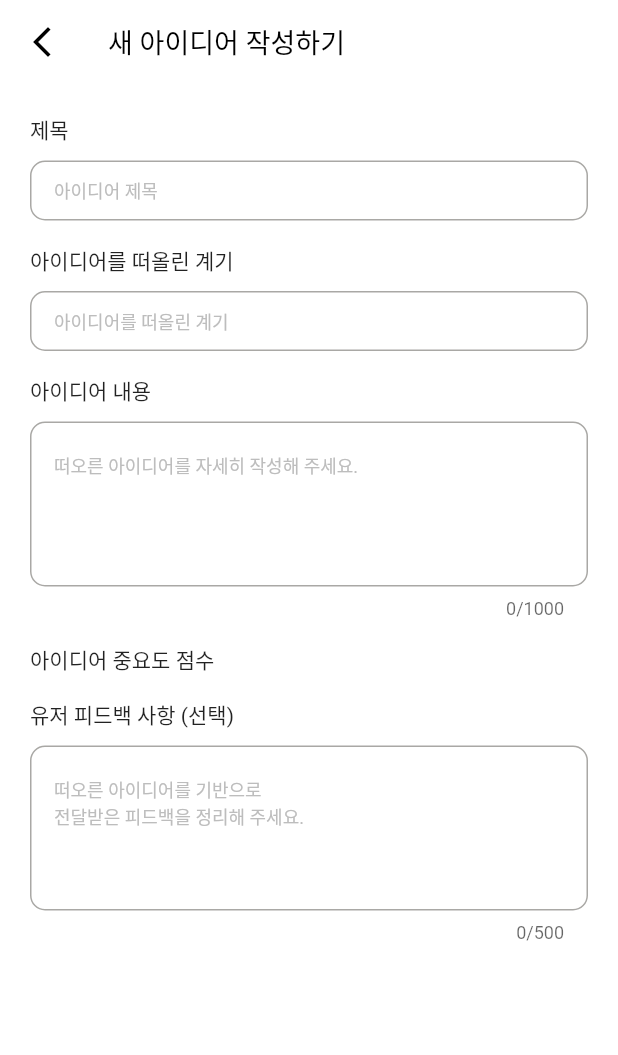
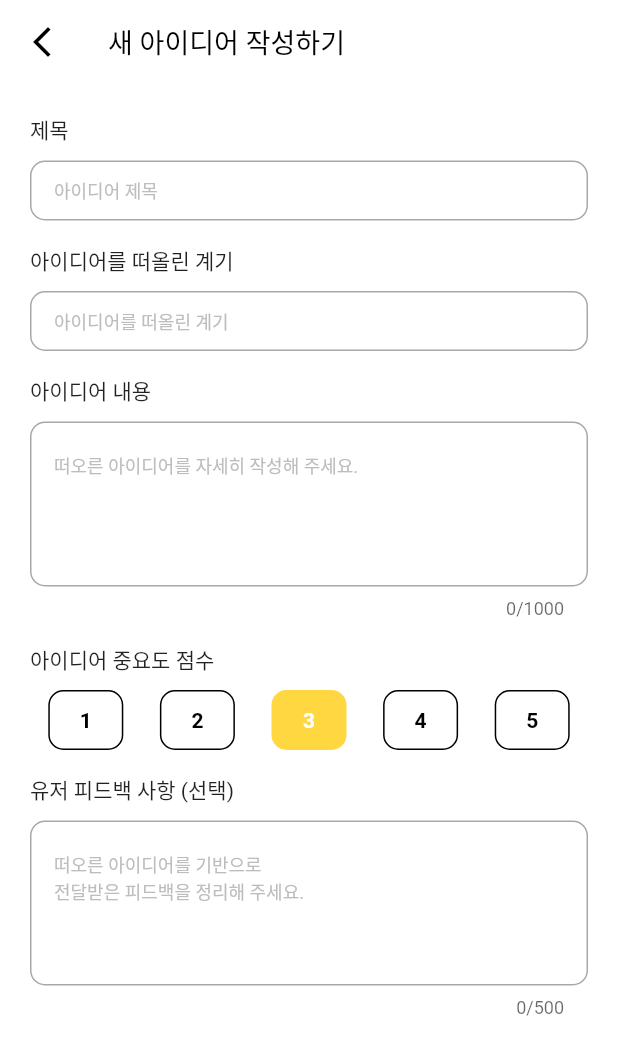
Before and after one commit to academy3746/idea_note5, a Flutter app: the EditScreen screen opened by its route, on a phone screen of 412 x 824 dp. Shown: the top 1055 px of the screen. Run offline on Flutter 3.47's test engine with Material 3 defaults, Android fonts, the phone set to English and light mode, and no system bars; our stand-ins replace flutter_rating_bar, fluttertoast, font_awesome_flutter, sqflite; accounts and stored records are empty.

Commit message:
아이디어 작성 화면...3

```diff
--- a/lib/features/edit_screen/edit_screen.dart
+++ b/lib/features/edit_screen/edit_screen.dart
@@ -2,6 +2,7 @@ import 'package:flutter/material.dart';
 import 'package:idea_note5/common/constants/gaps.dart';
 import 'package:idea_note5/common/constants/sizes.dart';
 import 'package:idea_note5/data/idea_info.dart';
+import 'package:idea_note5/features/edit_screen/widgets/score_selector.dart';
 import 'package:idea_note5/features/edit_screen/widgets/text_field_controller.dart';
 
 class EditScreen extends StatefulWidget {
@@ -24,6 +25,25 @@ class _EditScreenState extends State<EditScreen> {
   final TextEditingController _motiveController = TextEditingController();
   final TextEditingController _contentController = TextEditingController();
   final TextEditingController _feedbackController = TextEditingController();
+
+  /// 아이디어 중요도 점수 Bool 초기화
+  bool clicked01 = false;
+  bool clicked02 = false;
+  bool clicked03 = true;
+  bool clicked04 = false;
+  bool clicked05 = false;
+
+  /// 아이디어 중요도 점수 Integer 초기화
+  int score = 3;
+
+  /// 아이디어 중요도 점수 Bool 초기화
+  void _initClickedStatus() {
+    clicked01 = false;
+    clicked02 = false;
+    clicked03 = false;
+    clicked04 = false;
+    clicked05 = false;
+  }
 
   /// Soft Keyboard 비활성화
   void _keyboardUnfocus() {
@@ -58,9 +78,8 @@ class _EditScreenState extends State<EditScreen> {
       body: GestureDetector(
         onTap: _keyboardUnfocus,
         child: SingleChildScrollView(
-          physics: const NeverScrollableScrollPhysics(),
+          physics: const ClampingScrollPhysics(),
           scrollDirection: Axis.vertical,
-          keyboardDismissBehavior: ScrollViewKeyboardDismissBehavior.onDrag,
           child: Container(
             margin: const EdgeInsets.all(Sizes.size20),
             child: Column(
@@ -104,7 +123,81 @@ class _EditScreenState extends State<EditScreen> {
 
                 /// importance
                 const Text('아이디어 중요도 점수'),
+                Row(
+                  mainAxisAlignment: MainAxisAlignment.spaceAround,
+                  children: [
+                    GestureDetector(
+                      onTap: () {
+                        _initClickedStatus();
 
+                        setState(() {
+                          score = 1;
+                          clicked01 = true;
+                        });
+                      },
+                      child: ScoreSelector(
+                        score: 1,
+                        clicked: clicked01,
+                      ),
+                    ),
+                    GestureDetector(
+                      onTap: () {
+                        _initClickedStatus();
+
+                        setState(() {
+                          score = 2;
+                          clicked02 = true;
+                        });
+                      },
+                      child: ScoreSelector(
+                        score: 2,
+                        clicked: clicked02,
+                      ),
+                    ),
+                    GestureDetector(
+                      onTap: () {
+                        _initClickedStatus();
+
+                        setState(() {
+                          score = 3;
+                          clicked03 = true;
+                        });
+                      },
+                      child: ScoreSelector(
+                        score: 3,
+                        clicked: clicked03,
+                      ),
+                    ),
+                    GestureDetector(
+                      onTap: () {
+                        _initClickedStatus();
+
+                        setState(() {
+                          score = 4;
+                          clicked04 = true;
+                        });
+                      },
+                      child: ScoreSelector(
+                        score: 4,
+                        clicked: clicked04,
+                      ),
+                    ),
+                    GestureDetector(
+                      onTap: () {
+                        _initClickedStatus();
+
+                        setState(() {
+                          score = 5;
+                          clicked05 = true;
+                        });
+                      },
+                      child: ScoreSelector(
+                        score: 5,
+                        clicked: clicked05,
+                      ),
+                    ),
+                  ],
+                ),
                 Gaps.v16,
 
                 /// feedback
--- /dev/null
+++ b/lib/features/edit_screen/widgets/score_selector.dart
@@ -0,0 +1,41 @@
+import 'package:flutter/material.dart';
+import 'package:idea_note5/common/constants/sizes.dart';
+
+class ScoreSelector extends StatelessWidget {
+  const ScoreSelector({
+    super.key,
+    required this.score,
+    required this.clicked,
+  });
+
+  final int score;
+
+  final bool clicked;
+
+  @override
+  Widget build(BuildContext context) {
+    return Container(
+      decoration: ShapeDecoration(
+        color: clicked ? Theme.of(context).primaryColor : Colors.white,
+        shape: RoundedRectangleBorder(
+          side: BorderSide(
+            width: 1,
+            color: clicked ? Theme.of(context).primaryColor : Colors.black,
+          ),
+          borderRadius: BorderRadius.circular(Sizes.size10),
+        ),
+      ),
+      alignment: Alignment.center,
+      margin: const EdgeInsets.only(top: Sizes.size10),
+      height: Sizes.size40,
+      width: Sizes.size50,
+      child: Text(
+        '$score',
+        style: TextStyle(
+          color: clicked ? Colors.white : Colors.black,
+          fontWeight: FontWeight.bold,
+        ),
+      ),
+    );
+  }
+}
```
